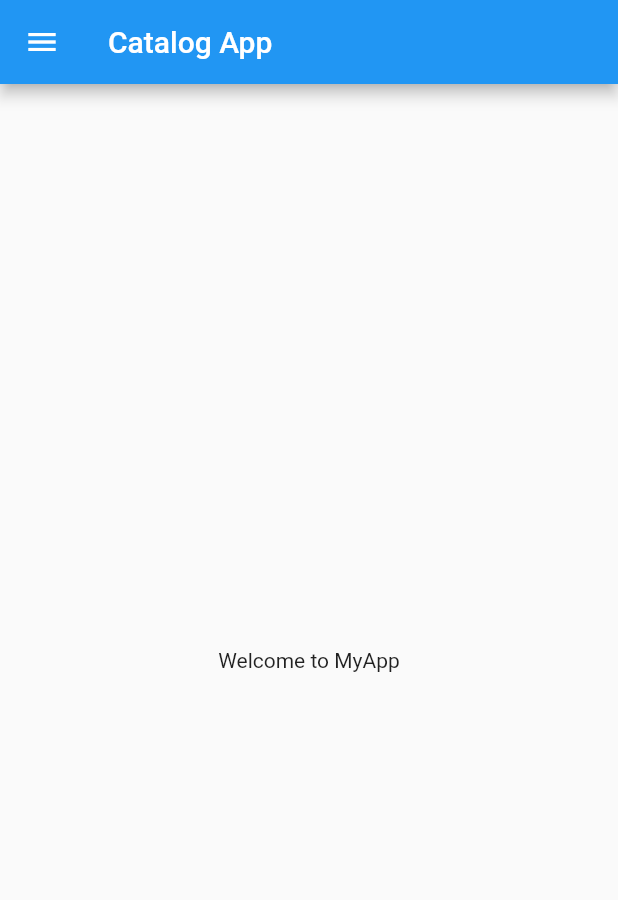
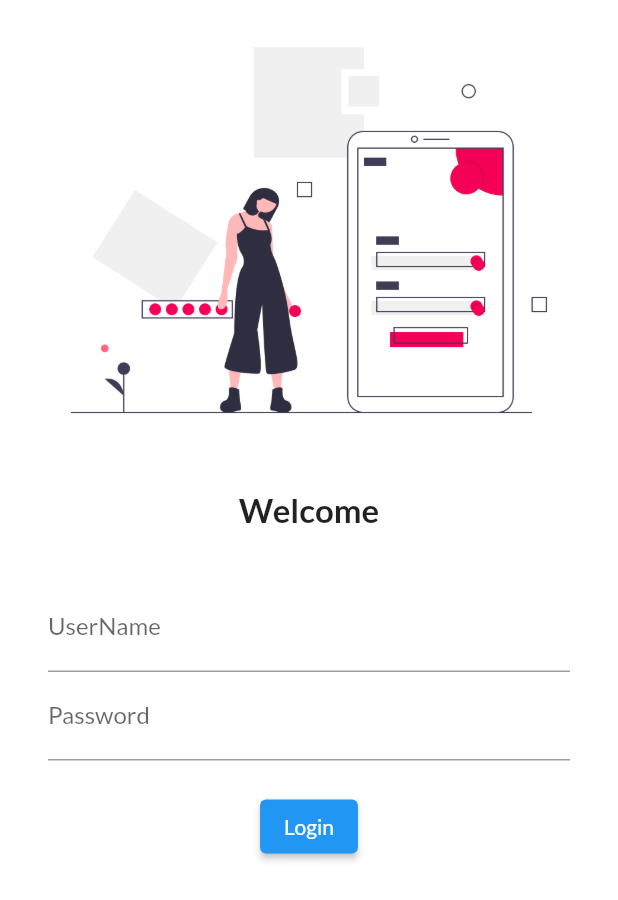
Before and after one commit to Prithviraj-debug/theBoringApp, a Flutter app: the screen it shows after launch, on a phone screen of 412 x 824 dp. Shown: the top 900 px of the screen. Run offline on Flutter 3.47's test engine with Material 2 defaults, Android fonts, the phone set to English and light mode, and no system bars; our stand-ins replace google_fonts.

Commit message:
day 6 Completed

```diff
--- /dev/null
+++ b/lib/Pages/loginPage.dart
@@ -0,0 +1,61 @@
+import 'package:flutter/material.dart';
+
+class LoginPage extends StatelessWidget {
+  @override
+  Widget build(BuildContext context) {
+    return Material(
+      color: Colors.white,
+      child: Column(
+        children: [
+          Image.asset(
+            "assets/images/Login.png",
+            fit: BoxFit.cover,
+          ),
+          SizedBox(
+            height: 20.0,
+          ),
+          Text(
+            "Welcome",
+            style: TextStyle(
+              fontSize: 22,
+              fontWeight: FontWeight.bold,
+            ),
+          ),
+          SizedBox(
+            height: 20.0,
+          ),
+          Padding(
+            padding:
+                const EdgeInsets.symmetric(vertical: 16.0, horizontal: 32.0),
+            child: Column(
+              children: [
+                TextFormField(
+                  decoration: InputDecoration(
+                    hintText: "Enter UserName",
+                    labelText: "UserName",
+                  ),
+                ),
+                TextFormField(
+                  obscureText: true,
+                  decoration: InputDecoration(
+                    hintText: "Enter Password",
+                    labelText: "Password",
+                  ),
+                ),
+                SizedBox(
+                  height: 20.0,
+                ),
+                ElevatedButton(
+                  child: Text("Login"),
+                  onPressed: () {
+                    print("Logged In");
+                  },
+                )
+              ],
+            ),
+          )
+        ],
+      ),
+    );
+  }
+}
--- a/lib/main.dart
+++ b/lib/main.dart
@@ -1,5 +1,7 @@
 import 'package:flutter/material.dart';
-import 'package:flutter_catalog/home_page.dart';
+import 'package:flutter_catalog/Pages/home_page.dart';
+import 'package:flutter_catalog/Pages/loginPage.dart';
+import 'package:google_fonts/google_fonts.dart';
 
 void main() {
   runApp(MyApp());
@@ -9,7 +11,18 @@ class MyApp extends StatelessWidget {
   @override
   Widget build(BuildContext context) {
     return MaterialApp(
-      home: HomePage(),
+      themeMode: ThemeMode.light,
+      theme: ThemeData(
+        primarySwatch: Colors.blue,
+        fontFamily: GoogleFonts.lato().fontFamily,
+      ),
+      darkTheme: ThemeData(brightness: Brightness.dark),
+      initialRoute: "/home",
+      routes: {
+        "/": (context) => LoginPage(),
+        "/home": (context) => LoginPage(),
+        "/login": (context) => LoginPage()
+      },
     );
   }
 }
```
Also changed, not shown: pubspec.yaml (+4 -5 lines), assets/images/Login.png (added), lib/Pages/home_page.dart (renamed from lib/home_page.dart), pubspec.lock.
